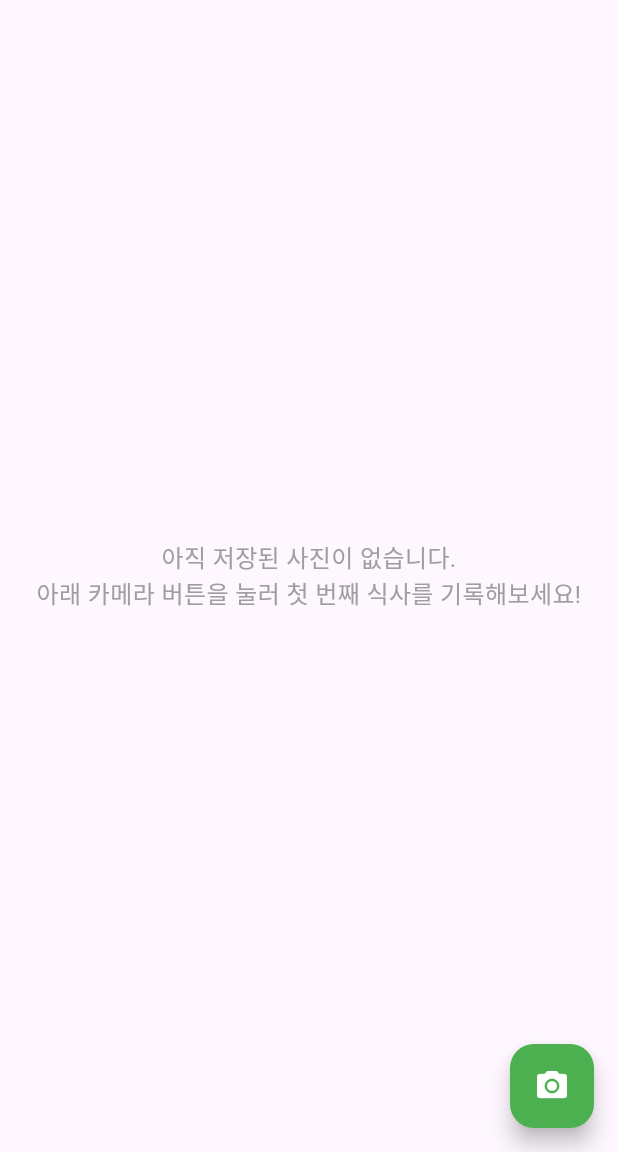
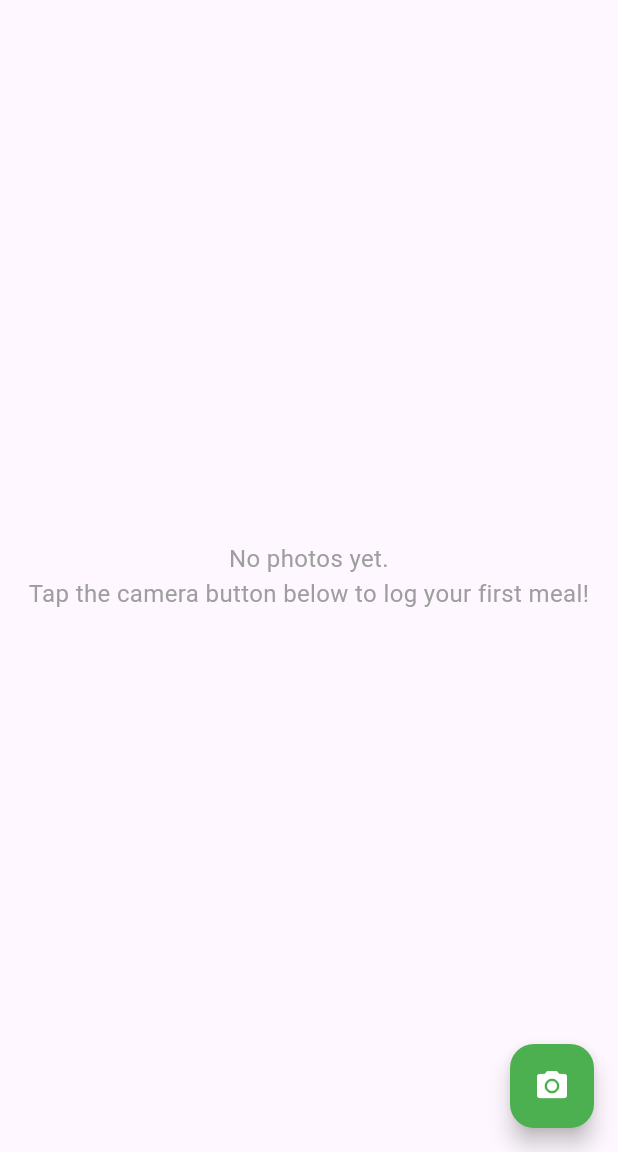
Before and after one commit to spicypunch/MealLog, a Flutter app: the screen it shows after launch, after a tap on the "camera alt" icon, on a phone screen of 412 x 824 dp, the part 84-1236 px from its top. Run offline on Flutter 3.47's test engine with Material 3 defaults, Android fonts, the phone set to English and light mode, and no system bars; our stand-ins replace google_mobile_ads, image_picker, permission_handler; missing offline and left inert: image_gallery_saver_plus; network calls fail.

````diff
--- /dev/null
+++ b/l10n.yaml
@@ -0,0 +1,3 @@
+arb-dir: lib/l10n
+template-arb-file: app_en.arb
+output-localization-file: app_localizations.dart
--- /dev/null
+++ b/lib/l10n/app_en.arb
@@ -0,0 +1,17 @@
+{
+  "appTitle": "Meal Log",
+  "enterFoodNameTitle": "Please enter the food name",
+  "defaultFoodName": "Food",
+  "skip": "Skip",
+  "confirm": "Confirm",
+  "cameraPermissionRequired": "Camera permission is required.",
+  "photoSaved": "Photo saved!",
+  "errorOccurred": "Error occurred: {error}",
+  "permissionRequiredTitle": "Permission Required",
+  "permissionRequiredContent": "Storage/Photo permission is required to save photos. Please enable it in app settings.",
+  "cancel": "Cancel",
+  "openSettings": "Open Settings",
+  "noPhotosMessage": "No photos yet.\nTap the camera button below to log your first meal!",
+  "processingPhoto": "Processing photo...",
+  "dateFormat": "MMM d, yy h:mm a"
+}
--- /dev/null
+++ b/lib/l10n/app_localizations.dart
@@ -0,0 +1,223 @@
+import 'dart:async';
+
+import 'package:flutter/foundation.dart';
+import 'package:flutter/widgets.dart';
+import 'package:flutter_localizations/flutter_localizations.dart';
+import 'package:intl/intl.dart' as intl;
+
+import 'app_localizations_en.dart';
+import 'app_localizations_ko.dart';
+
+// ignore_for_file: type=lint
+
+/// Callers can lookup localized strings with an instance of AppLocalizations
+/// returned by `AppLocalizations.of(context)`.
+///
+/// Applications need to include `AppLocalizations.delegate()` in their app's
+/// `localizationDelegates` list, and the locales they support in the app's
+/// `supportedLocales` list. For example:
+///
+/// ```dart
+/// import 'l10n/app_localizations.dart';
+///
+/// return MaterialApp(
+///   localizationsDelegates: AppLocalizations.localizationsDelegates,
+///   supportedLocales: AppLocalizations.supportedLocales,
+///   home: MyApplicationHome(),
+/// );
+/// ```
+///
+/// ## Update pubspec.yaml
+///
+/// Please make sure to update your pubspec.yaml to include the following
+/// packages:
+///
+/// ```yaml
+/// dependencies:
+///   # Internationalization support.
+///   flutter_localizations:
+///     sdk: flutter
+///   intl: any # Use the pinned version from flutter_localizations
+///
+///   # Rest of dependencies
+/// ```
+///
+/// ## iOS Applications
+///
+/// iOS applications define key application metadata, including supported
+/// locales, in an Info.plist file that is built into the application bundle.
+/// To configure the locales supported by your app, you’ll need to edit this
+/// file.
+///
+/// First, open your project’s ios/Runner.xcworkspace Xcode workspace file.
+/// Then, in the Project Navigator, open the Info.plist file under the Runner
+/// project’s Runner folder.
+///
+/// Next, select the Information Property List item, select Add Item from the
+/// Editor menu, then select Localizations from the pop-up menu.
+///
+/// Select and expand the newly-created Localizations item then, for each
+/// locale your application supports, add a new item and select the locale
+/// you wish to add from the pop-up menu in the Value field. This list should
+/// be consistent with the languages listed in the AppLocalizations.supportedLocales
+/// property.
+abstract class AppLocalizations {
+  AppLocalizations(String locale)
+      : localeName = intl.Intl.canonicalizedLocale(locale.toString());
+
+  final String localeName;
+
+  static AppLocalizations? of(BuildContext context) {
+    return Localizations.of<AppLocalizations>(context, AppLocalizations);
+  }
+
+  static const LocalizationsDelegate<AppLocalizations> delegate =
+      _AppLocalizationsDelegate();
+
+  /// A list of this localizations delegate along with the default localizations
+  /// delegates.
+  ///
+  /// Returns a list of localizations delegates containing this delegate along with
+  /// GlobalMaterialLocalizations.delegate, GlobalCupertinoLocalizations.delegate,
+  /// and GlobalWidgetsLocalizations.delegate.
+  ///
+  /// Additional delegates can be added by appending to this list in
+  /// MaterialApp. This list does not have to be used at all if a custom list
+  /// of delegates is preferred or required.
+  static const List<LocalizationsDelegate<dynamic>> localizationsDelegates =
+      <LocalizationsDelegate<dynamic>>[
+    delegate,
+    GlobalMaterialLocalizations.delegate,
+    GlobalCupertinoLocalizations.delegate,
+    GlobalWidgetsLocalizations.delegate,
+  ];
+
+  /// A list of this localizations delegate's supported locales.
+  static const List<Locale> supportedLocales = <Locale>[
+    Locale('en'),
+    Locale('ko')
+  ];
+
+  /// No description provided for @appTitle.
+  ///
+  /// In en, this message translates to:
+  /// **'Meal Log'**
+  String get appTitle;
+
+  /// No description provided for @enterFoodNameTitle.
+  ///
+  /// In en, this message translates to:
+  /// **'Please enter the food name'**
+  String get enterFoodNameTitle;
+
+  /// No description provided for @defaultFoodName.
+  ///
+  /// In en, this message translates to:
+  /// **'Food'**
+  String get defaultFoodName;
+
+  /// No description provided for @skip.
+  ///
+  /// In en, this message translates to:
+  /// **'Skip'**
+  String get skip;
+
+  /// No description provided for @confirm.
+  ///
+  /// In en, this message translates to:
+  /// **'Confirm'**
+  String get confirm;
+
+  /// No description provided for @cameraPermissionRequired.
+  ///
+  /// In en, this message translates to:
+  /// **'Camera permission is required.'**
+  String get cameraPermissionRequired;
+
+  /// No description provided for @photoSaved.
+  ///
+  /// In en, this message translates to:
+  /// **'Photo saved!'**
+  String get photoSaved;
+
+  /// No description provided for @errorOccurred.
+  ///
+  /// In en, this message translates to:
+  /// **'Error occurred: {error}'**
+  String errorOccurred(Object error);
+
+  /// No description provided for @permissionRequiredTitle.
+  ///
+  /// In en, this message translates to:
+  /// **'Permission Required'**
+  String get permissionRequiredTitle;
+
+  /// No description provided for @permissionRequiredContent.
+  ///
+  /// In en, this message translates to:
+  /// **'Storage/Photo permission is required to save photos. Please enable it in app settings.'**
+  String get permissionRequiredContent;
+
+  /// No description provided for @cancel.
+  ///
+  /// In en, this message translates to:
+  /// **'Cancel'**
+  String get cancel;
+
+  /// No description provided for @openSettings.
+  ///
+  /// In en, this message translates to:
+  /// **'Open Settings'**
+  String get openSettings;
+
+  /// No description provided for @noPhotosMessage.
+  ///
+  /// In en, this message translates to:
+  /// **'No photos yet.\nTap the camera button below to log your first meal!'**
+  String get noPhotosMessage;
+
+  /// No description provided for @processingPhoto.
+  ///
+  /// In en, this message translates to:
+  /// **'Processing photo...'**
+  String get processingPhoto;
+
+  /// No description provided for @dateFormat.
+  ///
+  /// In en, this message translates to:
+  /// **'MMM d, yy h:mm a'**
+  String get dateFormat;
+}
+
+class _AppLocalizationsDelegate
+    extends LocalizationsDelegate<AppLocalizations> {
+  const _AppLocalizationsDelegate();
+
+  @override
+  Future<AppLocalizations> load(Locale locale) {
+    return SynchronousFuture<AppLocalizations>(lookupAppLocalizations(locale));
+  }
+
+  @override
+  bool isSupported(Locale locale) =>
+      <String>['en', 'ko'].contains(locale.languageCode);
+
+  @override
+  bool shouldReload(_AppLocalizationsDelegate old) => false;
+}
+
+AppLocalizations lookupAppLocalizations(Locale locale) {
+  // Lookup logic when only language code is specified.
+  switch (locale.languageCode) {
+    case 'en':
+      return AppLocalizationsEn();
+    case 'ko':
+      return AppLocalizationsKo();
+  }
+
+  throw FlutterError(
+      'AppLocalizations.delegate failed to load unsupported locale "$locale". This is likely '
+      'an issue with the localizations generation tool. Please file an issue '
+      'on GitHub with a reproducible sample app and the gen-l10n configuration '
+      'that was used.');
+}
--- a/lib/main.dart
+++ b/lib/main.dart
@@ -1,21 +1,73 @@
-
 import 'dart:io';
+import 'dart:math';
 import 'dart:typed_data';
 import 'dart:ui' as ui;
-import 'package:device_info_plus/device_info_plus.dart';
+
+import 'package:flutter/foundation.dart';
 import 'package:flutter/material.dart';
+import 'package:google_mobile_ads/google_mobile_ads.dart';
 import 'package:image/image.dart' as img;
 import 'package:image_gallery_saver_plus/image_gallery_saver_plus.dart';
 import 'package:image_picker/image_picker.dart';
 import 'package:intl/date_symbol_data_local.dart';
 import 'package:intl/intl.dart';
+import 'package:meal_log/l10n/app_localizations.dart';
+import 'package:meal_log/widgets/native_ad_widget.dart';
 import 'package:path_provider/path_provider.dart';
 import 'package:permission_handler/permission_handler.dart';
 
 Future<void> main() async {
   WidgetsFlutterBinding.ensureInitialized();
+  await MobileAds.instance.initialize();
   await initializeDateFormatting('ko_KR');
   runApp(const MyApp());
+}
+
+class ProcessImageParams {
+  final Uint8List imageBytes;
+  final Uint8List? foodNameWatermarkBytes;
+  final Uint8List? dateWatermarkBytes;
+
+  ProcessImageParams({
+    required this.imageBytes,
+    this.foodNameWatermarkBytes,
+    this.dateWatermarkBytes,
+  });
+}
+
+Future<Uint8List?> processImageInIsolate(ProcessImageParams params) async {
+  final originalImage = img.decodeImage(params.imageBytes);
+  if (originalImage == null) return null;
+
+  final imageWidth = originalImage.width;
+  final imageHeight = originalImage.height;
+
+  if (params.foodNameWatermarkBytes != null) {
+    final foodNameWatermarkImage =
+        img.decodePng(params.foodNameWatermarkBytes!);
+    if (foodNameWatermarkImage != null) {
+      img.compositeImage(
+        originalImage,
+        foodNameWatermarkImage,
+        dstX: 16,
+        dstY: 16,
+      );
+    }
+  }
+
+  if (params.dateWatermarkBytes != null) {
+    final dateWatermarkImage = img.decodePng(params.dateWatermarkBytes!);
+    if (dateWatermarkImage != null) {
+      img.compositeImage(
+        originalImage,
+        dateWatermarkImage,
+        dstX: 16,
+        dstY: imageHeight - dateWatermarkImage.height - 16,
+      );
+    }
+  }
+
+  return Uint8List.fromList(img.encodeJpg(originalImage));
 }
 
 class MyApp extends StatelessWidget {
@@ -25,6 +77,8 @@ class MyApp extends StatelessWidget {
   Widget build(BuildContext context) {
     return MaterialApp(
       title: 'Meal Log',
+      localizationsDelegates: AppLocalizations.localizationsDelegates,
+      supportedLocales: AppLocalizations.supportedLocales,
       debugShowCheckedModeBanner: false,
       theme: ThemeData(
         primarySwatch: Colors.blue,
@@ -44,6 +98,7 @@ class MyHomePage extends StatefulWidget {
 class _MyHomePageState extends State<MyHomePage> {
   bool _isProcessing = false;
   List<File> _mealImages = [];
+  List<dynamic> _gridItems = []; // 사진과 광고가 섞인 리스트
 
   @override
   void initState() {
@@ -69,10 +124,24 @@ class _MyHomePageState extends State<MyHomePage> {
           .where((file) => file.path.toLowerCase().endsWith('.jpg'))
           .toList();
 
-      imageFiles.sort((a, b) => b.lastModifiedSync().compareTo(a.lastModifiedSync()));
+      imageFiles
+          .sort((a, b) => b.lastModifiedSync().compareTo(a.lastModifiedSync()));
+
+      // 랜덤하게 광고 섞기
+      final List<dynamic> newGridItems = [];
+      final random = Random();
+
+      for (var imageFile in imageFiles) {
+        newGridItems.add(imageFile);
+        // 50% 확률로 광고 추가
+        if (random.nextBool()) {
+          newGridItems.add("AD");
+        }
+      }
 
       setState(() {
         _mealImages = imageFiles;
+        _gridItems = newGridItems;
       });
     } catch (e) {
       debugPrint('Error loading meal images: $e');
@@ -91,10 +160,17 @@ class _MyHomePageState extends State<MyHomePage> {
     } catch (e) {
       debugPrint('Error extracting food name: $e');
     }
-    return '음식'; // 기본값
+    // context를 사용할 수 없는 곳이므로 기본값 리턴.
+    // 하지만 이 함수는 build 메서드 안에서 호출되거나 context를 전달받아야 함.
+    // 일단 'Food'나 '음식' 대신 빈 문자열이나 코드로 처리하고 UI에서 변환하는 게 좋지만,
+    // 간단하게 하기 위해 여기서는 context를 전달받도록 수정하거나,
+    // 호출하는 쪽에서 처리해야 함.
+    // _extractFoodNameFromFile은 UI 렌더링 시 호출되므로 context 접근 가능.
+    return 'Food';
   }
 
-  Future<Uint8List> _createSingleTextWatermark(String text, int imageWidth, int imageHeight, bool isFoodName) async {
+  Future<Uint8List> _createSingleTextWatermark(
+      String text, int imageWidth, int imageHeight, bool isFoodName) async {
     final recorder = ui.PictureRecorder();
     final canvas = Canvas(recorder);
 
@@ -123,9 +199,7 @@ class _MyHomePageState extends State<MyHomePage> {
 
     final picture = recorder.endRecording();
     final img = await picture.toImage(
-      (textPainter.width + 32).toInt(),
-      (textPainter.height + 32).toInt()
-    );
+        (textPainter.width + 32).toInt(), (textPainter.height + 32).toInt());
     final byteData = await img.toByteData(format: ui.ImageByteFormat.png);
 
     return byteData!.buffer.asUint8List();
@@ -137,7 +211,7 @@ class _MyHomePageState extends State<MyHomePage> {
       context: context,
       builder: (BuildContext context) {
         return AlertDialog(
-          title: const Text('음식 이름을 입력해주세요'),
+          title: Text(AppLocalizations.of(context)!.enterFoodNameTitle),
           content: TextField(
             controller: controller,
             decoration: const InputDecoration(
@@ -147,30 +221,24 @@ class _MyHomePageState extends State<MyHomePage> {
           ),
           actions: [
             TextButton(
-              onPressed: () => Navigator.of(context).pop('음식'),
-              child: const Text('건너뛰기'),
+              onPressed: () => Navigator.of(context)
+                  .pop(AppLocalizations.of(context)!.defaultFoodName),
+              child: Text(AppLocalizations.of(context)!.skip),
             ),
             ElevatedButton(
               onPressed: () {
                 final text = controller.text.trim();
-                Navigator.of(context).pop(text.isEmpty ? '음식' : text);
+                Navigator.of(context).pop(text.isEmpty
+                    ? AppLocalizations.of(context)!.defaultFoodName
+                    : text);
               },
-              child: const Text('확인'),
+              child: Text(AppLocalizations.of(context)!.confirm),
             ),
           ],
         );
       },
     );
-    return result ?? '음식';
-  }
-
-  Future<bool> _requestStoragePermission() async {
-    final deviceInfo = await DeviceInfoPlugin().androidInfo;
-    if (deviceInfo.version.sdkInt >= 33) {
-      return await Permission.photos.request().isGranted;
-    } else {
-      return await Permission.storage.request().isGranted;
-    }
+    return result ?? AppLocalizations.of(context)!.defaultFoodName;
   }
 
   Future<void> _takePicture() async {
@@ -178,21 +246,25 @@ class _MyHomePageState extends State<MyHomePage> {
     if (!cameraStatus.isGranted) {
       if (mounted) {
         ScaffoldMessenger.of(context).showSnackBar(
-          const SnackBar(content: Text('Camera permission is required.')),
+          SnackBar(
+              content:
+                  Text(AppLocalizations.of(context)!.cameraPermissionRequired)),
         );
       }
       return;
     }
 
-    final hasStoragePermission = await _requestStoragePermission();
-    if (hasStoragePermission) {
-      final imagePicker = ImagePicker();
-      final pickedFile = await imagePicker.pickImage(source: ImageSource.camera);
+    final _picker = ImagePicker();
+    final pickedFile = await _picker.pickImage(source: ImageSource.camera);
 
     if (pickedFile != null) {
       try {
+        if (mounted) {
           final now = DateTime.now();
-          final formattedDate = DateFormat('yy년 M월 d일 h:mm a', 'ko_KR').format(now);
+          final formattedDate = DateFormat(
+                  AppLocalizations.of(context)!.dateFormat,
+                  Localizations.localeOf(context).toString())
+              .format(now);
 
           // 다이얼로그를 먼저 표시 (프로그레스 바 전에)
           final foodName = await _showFoodNameDialog();
@@ -203,39 +275,43 @@ class _MyHomePageState extends State<MyHomePage> {
           });
 
           final imageBytes = await pickedFile.readAsBytes();
+
+          // 워터마크 생성 (UI 스레드에서 실행해야 함)
+          final tempImage = img.decodeImage(
+              imageBytes); // 크기 확인용 가벼운 디코딩 (헤더만 읽으면 좋겠지만 image 패키지는 전체 디코딩함. 하지만 여기서 크기만 알면 됨)
+          // 최적화를 위해 decodeImage 대신 decodeInfo를 쓸 수 있으면 좋겠지만 image 패키지 버전에 따라 다름.
+          // 일단 여기서 decodeImage를 하면 두 번 하는 셈이 되므로,
+          // 워터마크 생성에 필요한 width/height를 얻기 위해 decodeImage를 하되,
+          // 실제 합성은 isolate에서 하도록 함.
+
+          // 개선: decodeImage도 무거우므로 isolate에서 하고 싶지만, 워터마크 생성에 width/height가 필요함.
+          // 일단 decodeImage는 메인에서 하되, 합치기와 인코딩(가장 무거운 작업)을 isolate로 보냄.
+          // 더 좋은 방법: isolate에서 decode하고 width/height를 리턴받고, 다시 워터마크 만들고, 다시 isolate로 보내기? -> 너무 복잡.
+          // 절충안: decodeImage는 메인에서 수행 (어쩔 수 없음). 하지만 composite와 encodeJpg는 isolate에서 수행.
+
           final originalImage = img.decodeImage(imageBytes);
 
           if (originalImage != null) {
-
             final imageWidth = originalImage.width;
             final imageHeight = originalImage.height;
 
-            final foodNameWatermarkBytes = await _createSingleTextWatermark(foodName, imageWidth, imageHeight, true);
-            final foodNameWatermarkImage = img.decodePng(foodNameWatermarkBytes);
+            final foodNameWatermarkBytes = await _createSingleTextWatermark(
+                foodName, imageWidth, imageHeight, true);
 
-            final dateWatermarkBytes = await _createSingleTextWatermark(formattedDate, imageWidth, imageHeight, false);
-            final dateWatermarkImage = img.decodePng(dateWatermarkBytes);
+            final dateWatermarkBytes = await _createSingleTextWatermark(
+                formattedDate, imageWidth, imageHeight, false);
 
-            if (foodNameWatermarkImage != null) {
-              img.compositeImage(
-                originalImage,
-                foodNameWatermarkImage,
-                dstX: 16,
-                dstY: 16,
+            // 무거운 작업을 백그라운드 isolate로 위임
+            final modifiedImageBytes = await compute(
+              processImageInIsolate,
+              ProcessImageParams(
+                imageBytes: imageBytes,
+                foodNameWatermarkBytes: foodNameWatermarkBytes,
+                dateWatermarkBytes: dateWatermarkBytes,
+              ),
             );
-            }
 
-            if (dateWatermarkImage != null) {
-              img.compositeImage(
-                originalImage,
-                dateWatermarkImage,
-                dstX: 16,
-                dstY: imageHeight - dateWatermarkImage.height - 16,
-              );
-            }
-
-            final modifiedImageBytes = Uint8List.fromList(img.encodeJpg(originalImage));
-
+            if (modifiedImageBytes != null) {
               final mealLogDir = await _getMealLogDirectory();
               final timestamp = DateTime.now().millisecondsSinceEpoch;
               final encodedFoodName = Uri.encodeComponent(foodName);
@@ -253,15 +329,19 @@ class _MyHomePageState extends State<MyHomePage> {
 
               if (mounted) {
                 ScaffoldMessenger.of(context).showSnackBar(
-                const SnackBar(content: Text('사진이 저장되었습니다!')),
+                  SnackBar(
+                      content: Text(AppLocalizations.of(context)!.photoSaved)),
                 );
               }
-
+            }
+          }
         }
       } catch (e) {
         if (mounted) {
           ScaffoldMessenger.of(context).showSnackBar(
-              SnackBar(content: Text('오류가 발생했습니다: $e')),
+            SnackBar(
+                content: Text(
+                    AppLocalizations.of(context)!.errorOccurred(e.toString()))),
           );
         }
       } finally {
@@ -270,48 +350,24 @@ class _MyHomePageState extends State<MyHomePage> {
         });
       }
     }
-    } else {
-      if (mounted) {
-        showDialog(
-          context: context,
-          builder: (context) => AlertDialog(
-            title: const Text('Permission Required'),
-            content: const Text('Storage/Photo permission is required to save photos. Please enable it in app settings.'),
-            actions: <Widget>[
-              TextButton(
-                child: const Text('Cancel'),
-                onPressed: () => Navigator.of(context).pop(),
-              ),
-              TextButton(
-                child: const Text('Open Settings'),
-                onPressed: () {
-                  openAppSettings();
-                  Navigator.of(context).pop();
-                },
-              ),
-            ],
-          ),
-        );
-      }
-    }
   }
 
   @override
   Widget build(BuildContext context) {
     return Scaffold(
       appBar: AppBar(
-        title: const Text('Meal Log'),
+        title: Text(AppLocalizations.of(context)!.appTitle),
         backgroundColor: Colors.green,
         foregroundColor: Colors.white,
       ),
       body: Stack(
         children: [
-          _mealImages.isEmpty
-              ? const Center(
+          _gridItems.isEmpty
+              ? Center(
                   child: Text(
-                    '아직 저장된 사진이 없습니다.\n아래 카메라 버튼을 눌러 첫 번째 식사를 기록해보세요!',
+                    AppLocalizations.of(context)!.noPhotosMessage,
                     textAlign: TextAlign.center,
-                    style: TextStyle(fontSize: 16, color: Colors.grey),
+                    style: const TextStyle(fontSize: 16, color: Colors.grey),
                   ),
                 )
               : GridView.builder(
@@ -322,10 +378,24 @@ class _MyHomePageState extends State<MyHomePage> {
                     mainAxisSpacing: 8.0,
                     childAspectRatio: 0.8, // 텍스트 공간을 위해 세로를 더 길게
                   ),
-                  itemCount: _mealImages.length,
+                  itemCount: _gridItems.length,
                   itemBuilder: (context, index) {
-                    final imageFile = _mealImages[index];
-                    final foodName = _extractFoodNameFromFile(imageFile);
+                    final item = _gridItems[index];
+
+                    // 광고인 경우
+                    if (item is String && item == "AD") {
+                      return const Card(
+                        elevation: 4,
+                        child: NativeAdWidget(),
+                      );
+                    }
+
+                    // 사진인 경우
+                    final imageFile = item as File;
+                    String foodName = _extractFoodNameFromFile(imageFile);
+                    if (foodName == 'Food' || foodName == '음식') {
+                      foodName = AppLocalizations.of(context)!.defaultFoodName;
+                    }
                     return Card(
                       elevation: 4,
                       child: Column(
@@ -333,7 +403,8 @@ class _MyHomePageState extends State<MyHomePage> {
                         children: [
                           Expanded(
                             child: ClipRRect(
-                              borderRadius: const BorderRadius.vertical(top: Radius.circular(8)),
+                              borderRadius: const BorderRadius.vertical(
+                                  top: Radius.circular(8)),
                               child: Image.file(
                                 imageFile,
                                 fit: BoxFit.cover,
@@ -358,11 +429,10 @@ class _MyHomePageState extends State<MyHomePage> {
                     );
                   },
                 ),
-
           if (_isProcessing)
             Container(
               color: Colors.black54,
-              child: const Center(
+              child: Center(
                 child: Column(
                   mainAxisSize: MainAxisSize.min,
                   children: [
@@ -371,8 +441,8 @@ class _MyHomePageState extends State<MyHomePage> {
                     ),
                     SizedBox(height: 16),
                     Text(
-                      '사진 처리 중...',
-                      style: TextStyle(color: Colors.white, fontSize: 16),
+                      AppLocalizations.of(context)!.processingPhoto,
+                      style: const TextStyle(color: Colors.white, fontSize: 16),
                     ),
                   ],
                 ),
````
Also changed, not shown: lib/l10n/app_ko.arb (added, +17 -0 lines), lib/l10n/app_localizations_en.dart (added, +59 -0 lines), lib/l10n/app_localizations_ko.dart (added, +59 -0 lines), lib/widgets/native_ad_widget.dart (added, +94 -0 lines), pubspec.yaml (+12 -3 lines), assets/meal_log.png (added), pubspec.lock, 43 other files. Lines whose indentation alone changed are shown as unchanged.
